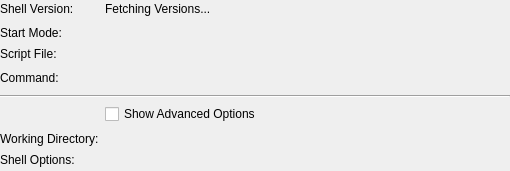
First picture: the form in src/brickv/plugin_system/plugins/red/ui/program_info_shell.ui, repository Tinkerforge/brickv, before the edit.
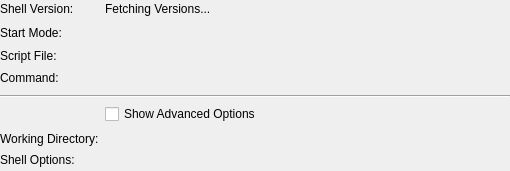
Second picture: the form after the edit.

Commit message: red-brick/pi: Fix label text alignment

The edit to the form file:
```diff
--- a/src/brickv/plugin_system/plugins/red/ui/program_info_shell.ui
+++ b/src/brickv/plugin_system/plugins/red/ui/program_info_shell.ui
@@ -38,9 +38,6 @@
        <property name="text">
         <string>Script File:</string>
        </property>
-       <property name="alignment">
-        <set>Qt::AlignLeading|Qt::AlignLeft|Qt::AlignTop</set>
-       </property>
       </widget>
      </item>
      <item row="3" column="0">
```
Left out of the diff: 6 changed lines with no effect on the pictures. The commit also changes 10 other files.
